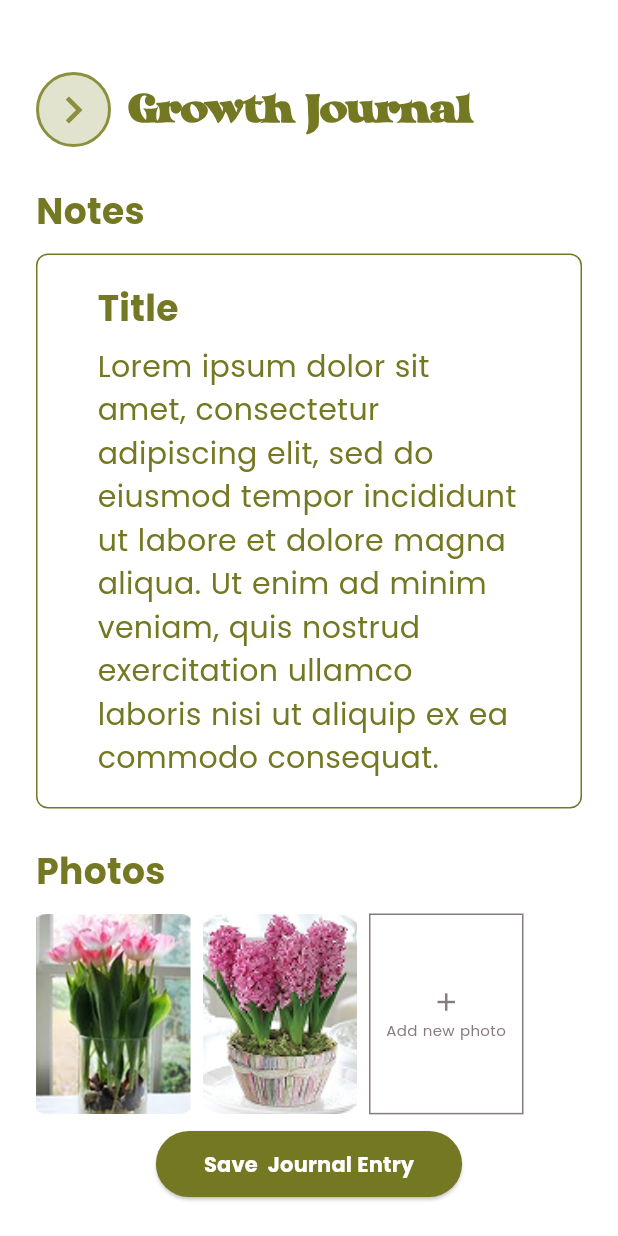
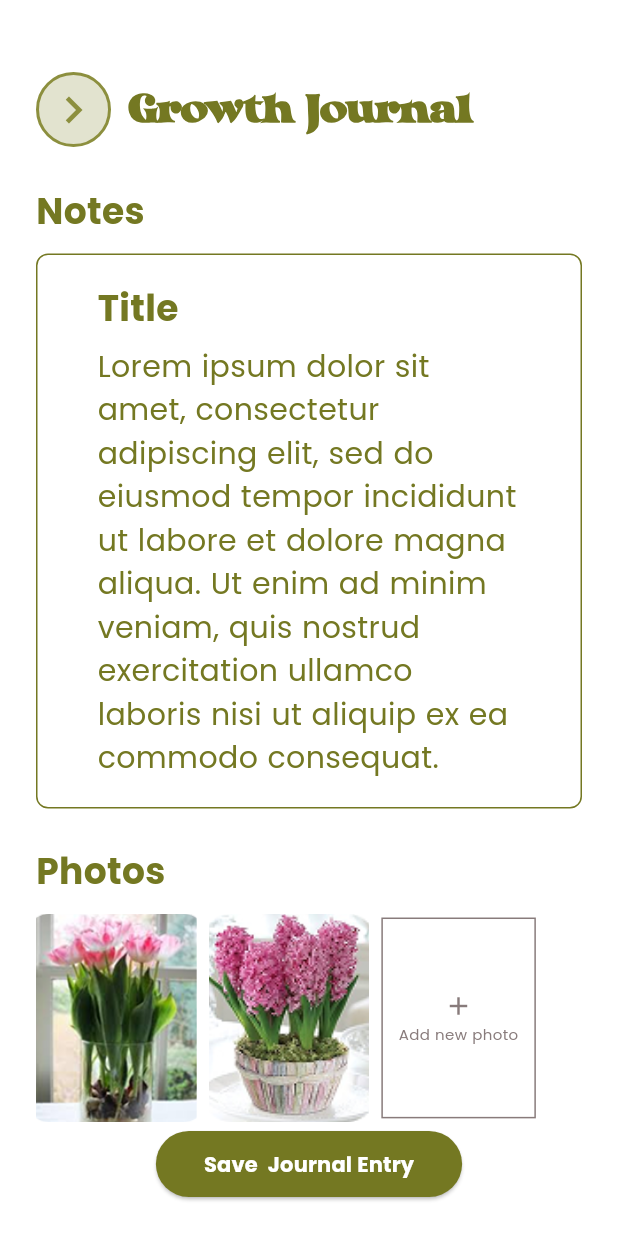
Before and after one commit to breamier/sproutly, a Flutter app: the GrowthJournalScreen screen opened directly, on a phone screen of 412 x 824 dp. Run offline on Flutter 3.47's test engine with Material 3 defaults, Android fonts, the light colour scheme and no system bars; our stand-ins replace cloud_firestore, firebase_core, flutter_local_notifications, flutter_timezone, permission_handler, timezone; accounts and stored records are empty.

Commit message:
Overflow fixes 2

```diff
--- a/lib/screens/dashboard_screen.dart
+++ b/lib/screens/dashboard_screen.dart
@@ -31,7 +31,7 @@ class DashboardScreen extends StatelessWidget {
             children: [
               Image.asset(
                 'assets/sproutly_logo2.png',
-                height: kToolbarHeight + 30,
+                height: kToolbarHeight + 15,
               ),
             ],
           ),
--- a/lib/screens/growthjournal_screen.dart
+++ b/lib/screens/growthjournal_screen.dart
@@ -155,7 +155,7 @@ class GrowthJournalScreen extends StatelessWidget {
 
   Widget _buildPhoto(BuildContext context, String path) {
     final screenWidth = MediaQuery.of(context).size.width;
-    final imageWidth = (screenWidth * 0.25).clamp(80.0, 150.0);
+    final imageWidth = (screenWidth * 0.26).clamp(90.0, 130.0);
     final imageHeight = imageWidth * 1.30;
 
     return ClipRRect(
```
Also changed, not shown: pubspec.lock.
